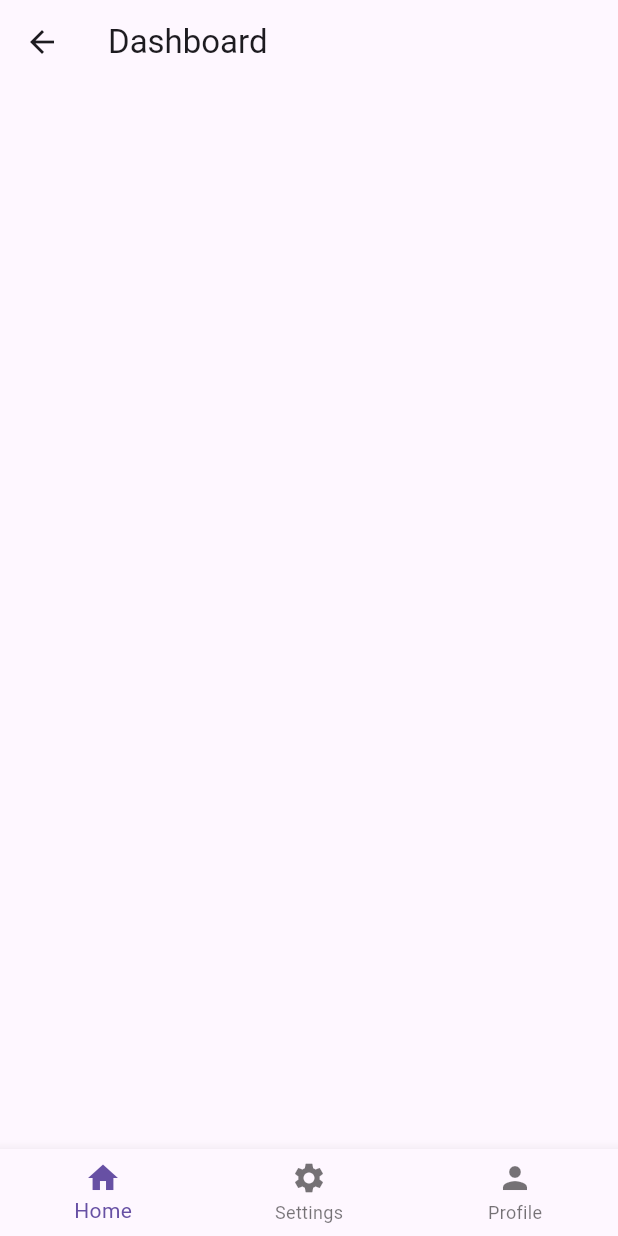
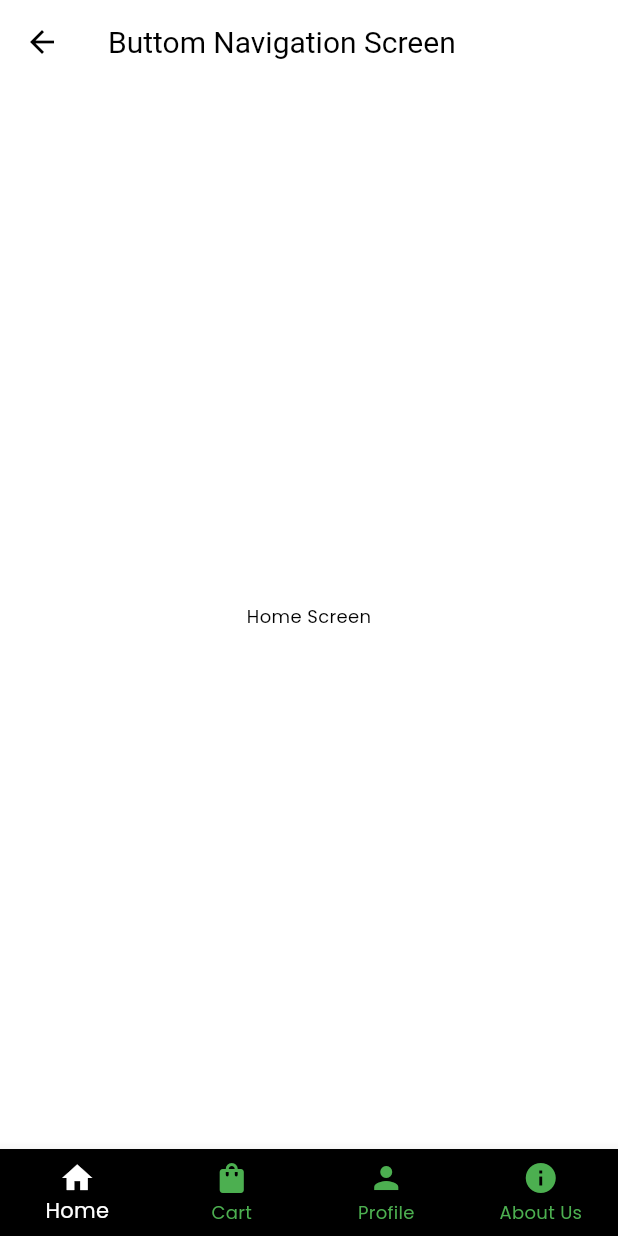
Before and after one commit to KeharSr/lensify-flutter, a Flutter app: the DashboardScreen screen opened directly, on a phone screen of 412 x 824 dp. Run offline on Flutter 3.47's test engine with Material 3 defaults, Android fonts, the phone set to English and light mode, and no system bars; our stand-ins replace lottie.

Commit message:
theme added for every field

```diff
--- a/lib/app/app.dart
+++ b/lib/app/app.dart
@@ -1,5 +1,5 @@
 import 'package:final_assignment/screen/splash_screen.dart';
-// import 'package:final_assignment/screen/splash_screen.dart';
+import 'package:final_assignment/theme/theme_data.dart';
 import 'package:flutter/material.dart';
 
 class App extends StatelessWidget {
@@ -9,7 +9,9 @@ class App extends StatelessWidget {
   Widget build(BuildContext context) {
     return MaterialApp(
       debugShowCheckedModeBanner: false,
-      theme: ThemeData(fontFamily: 'Poppins'),
+      themeMode: ThemeMode.system,
+      theme: KAppTheme.lightTheme,
+      darkTheme: KAppTheme.darkTheme,
       home: const SplashScreen(),
     );
   }
--- a/lib/common_widget/my_button.dart
+++ b/lib/common/widgets/my_button.dart
@@ -21,10 +21,7 @@ class MyButton extends StatelessWidget {
       height: 50,
       child: ElevatedButton(
         style: ElevatedButton.styleFrom(
-          backgroundColor: backgroundColor ?? Theme.of(context).primaryColor,
-          shape: RoundedRectangleBorder(
-            borderRadius: BorderRadius.circular(10.0),
-          ),
+
         ),
         onPressed: onPressed,
         child: Text(
--- /dev/null
+++ b/lib/screen/about_screen.dart
@@ -0,0 +1,10 @@
+import 'package:flutter/material.dart';
+
+class AboutScreen extends StatelessWidget {
+  const AboutScreen({super.key});
+
+  @override
+  Widget build(BuildContext context) {
+    return const Scaffold();
+  }
+}
--- /dev/null
+++ b/lib/screen/add_prescription_screen.dart
@@ -0,0 +1,10 @@
+import 'package:flutter/material.dart';
+
+class AddPrescription extends StatelessWidget {
+  const AddPrescription({super.key});
+
+  @override
+  Widget build(BuildContext context) {
+    return const Scaffold();
+  }
+}
--- /dev/null
+++ b/lib/screen/cart_screen.dart
@@ -0,0 +1,10 @@
+import 'package:flutter/material.dart';
+
+class CartScreen extends StatelessWidget {
+  const CartScreen({super.key});
+
+  @override
+  Widget build(BuildContext context) {
+    return const Scaffold();
+  }
+}
--- a/lib/screen/dashboard_screen.dart
+++ b/lib/screen/dashboard_screen.dart
@@ -1,29 +1,76 @@
+import 'package:final_assignment/screen/about_screen.dart';
+import 'package:final_assignment/screen/cart_screen.dart';
+import 'package:final_assignment/screen/home_screen.dart';
+import 'package:final_assignment/screen/profile_screen.dart';
 import 'package:flutter/material.dart';
 
-class DashboardScreen extends StatelessWidget {
+class DashboardScreen extends StatefulWidget {
   const DashboardScreen({super.key});
 
+  @override
+  State<DashboardScreen> createState() => _DashboardScreenState();
+}
+
+class _DashboardScreenState extends State<DashboardScreen> {
+  int _selectedIndex = 0;
+
+  List<Widget> lstBottomScreen = [
+    const HomeScreen(),
+    const CartScreen(),
+    // const AddPrescription(),
+    const ProfileScreen(),
+    const AboutScreen(),
+  ];
   @override
   Widget build(BuildContext context) {
     return Scaffold(
       appBar: AppBar(
-        title: const Text('Dashboard'),
+        title: const Text('Buttom Navigation Screen'),
       ),
+      body: lstBottomScreen[_selectedIndex],
       bottomNavigationBar: BottomNavigationBar(
-        items: const <BottomNavigationBarItem>[
+        type: BottomNavigationBarType.fixed,
+        items: const [
           BottomNavigationBarItem(
-            icon: Icon(Icons.home),
+            icon: Icon(
+              Icons.home,
+            ),
             label: 'Home',
           ),
           BottomNavigationBarItem(
-            icon: Icon(Icons.settings),
-            label: 'Settings',
+            icon: Icon(
+              Icons.shopping_bag,
+            ),
+            label: 'Cart',
+          ),
+          // BottomNavigationBarItem(
+          //   icon: Icon(
+          //     Icons.add,
+          //   ),
+          //   label: 'Prescription',
+          // ),
+          BottomNavigationBarItem(
+            icon: Icon(
+              Icons.person,
+            ),
+            label: 'Profile',
           ),
           BottomNavigationBarItem(
-            icon: Icon(Icons.person),
-            label: 'Profile',
+            icon: Icon(Icons.info),
+            label: 'About Us',
           ),
         ],
+        backgroundColor: Colors.black,
+        selectedItemColor: Colors.white,
+        unselectedItemColor: Colors.green,
+        currentIndex: _selectedIndex,
+        onTap: (index) {
+          setState(
+            () {
+              _selectedIndex = index;
+            },
+          );
+        },
       ),
     );
   }
--- /dev/null
+++ b/lib/screen/home_screen.dart
@@ -0,0 +1,14 @@
+import 'package:flutter/material.dart';
+
+class HomeScreen extends StatelessWidget {
+  const HomeScreen({super.key});
+
+  @override
+  Widget build(BuildContext context) {
+    return const Scaffold(
+      body: Center(
+        child: Text('Home Screen'),
+      ),
+    );
+  }
+}
--- a/lib/screen/login_screen.dart
+++ b/lib/screen/login_screen.dart
@@ -1,5 +1,5 @@
-import 'package:final_assignment/common_widget/my_button.dart';
-import 'package:final_assignment/common_widget/my_text_form_field.dart';
+import 'package:final_assignment/common/widgets/my_button.dart';
+import 'package:final_assignment/common/widgets/my_text_form_field.dart';
 import 'package:final_assignment/screen/dashboard_screen.dart';
 import 'package:final_assignment/screen/register_screen.dart';
 import 'package:flutter/material.dart';
@@ -155,7 +155,6 @@ class _LoginScreenState extends State<LoginScreen> {
                         backgroundColor:
                             const Color.fromARGB(255, 254, 254, 254),
                         text: "Create Account",
-                        textColor: Colors.black,
                         onPressed: () {
                           Navigator.push(
                             context,
--- /dev/null
+++ b/lib/screen/profile_screen.dart
@@ -0,0 +1,10 @@
+import 'package:flutter/material.dart';
+
+class ProfileScreen extends StatelessWidget {
+  const ProfileScreen({super.key});
+
+  @override
+  Widget build(BuildContext context) {
+    return const Scaffold();
+  }
+}
--- a/lib/screen/register_screen.dart
+++ b/lib/screen/register_screen.dart
@@ -1,8 +1,9 @@
-import 'package:final_assignment/common_widget/my_button.dart';
-import 'package:final_assignment/common_widget/my_text_form_field.dart';
+
+
+import 'package:final_assignment/common/widgets/my_button.dart';
+import 'package:final_assignment/common/widgets/my_text_form_field.dart';
 import 'package:flutter/material.dart';
 
-import 'dashboard_screen.dart';
 import 'login_screen.dart';
 
 class RegistrationScreen extends StatefulWidget {
@@ -144,13 +145,13 @@ class _RegistrationScreenState extends State<RegistrationScreen> {
                         MyTextFormField(
                           controller: _passwordController,
                           labelText: "Password",
-                          prefixIcon: Icons.password,
+                          prefixIcon: Icons.password_sharp,
                           obscureText: _obscureText,
                           validator: (value) {
                             if (value == null || value.isEmpty) {
                               return 'Please enter your password';
                             }
-                            if (value.length < 6) {
+                            if (value.length < 5) {
                               return 'Please enter a valid password';
                             }
                             return null;
@@ -180,7 +181,8 @@ class _RegistrationScreenState extends State<RegistrationScreen> {
                               ),
                             ),
                             const SizedBox(width: 19),
-                            const Text.rich(
+                            const Flexible(
+                              child: Text.rich(
                                 TextSpan(
                                   children: [
                                     TextSpan(
@@ -212,6 +214,7 @@ class _RegistrationScreenState extends State<RegistrationScreen> {
                                   ],
                                 ),
                               ),
+                            ),
                           ],
                         ),
                         const SizedBox(height: 32),
@@ -224,7 +227,7 @@ class _RegistrationScreenState extends State<RegistrationScreen> {
                               Navigator.push(
                                 context,
                                 MaterialPageRoute(
-                                  builder: (context) => const DashboardScreen(),
+                                  builder: (context) => const LoginScreen(),
                                 ),
                               );
                             }
--- /dev/null
+++ b/lib/theme/app_bar_theme.dart
@@ -0,0 +1,25 @@
+import 'package:flutter/material.dart';
+
+class KAppBarTheme {
+  KAppBarTheme._();
+
+  static const lightAppBarTheme = AppBarTheme(
+    elevation: 0,
+    centerTitle: false,
+    backgroundColor: Colors.transparent,
+    surfaceTintColor: Colors.transparent,
+    iconTheme: IconThemeData(color: Colors.black, size: 24),
+    actionsIconTheme: IconThemeData(color: Colors.black, size: 24),
+    titleTextStyle: TextStyle(fontSize: 20, color: Colors.black),
+  );
+
+  static const darkAppBarTheme = AppBarTheme(
+    elevation: 0,
+    centerTitle: false,
+    backgroundColor: Colors.transparent,
+    surfaceTintColor: Colors.transparent,
+    iconTheme: IconThemeData(color: Colors.white, size: 24),
+    actionsIconTheme: IconThemeData(color: Colors.white, size: 24),
+    titleTextStyle: TextStyle(fontSize: 20, color: Colors.white),
+  );
+}
--- /dev/null
+++ b/lib/theme/checkbox_theme.dart
@@ -0,0 +1,40 @@
+import 'package:flutter/material.dart';
+
+class KCheckBoxTheme {
+  KCheckBoxTheme._();
+
+  static CheckboxThemeData lightCheckBoxTheme = CheckboxThemeData(
+    shape: RoundedRectangleBorder(borderRadius: BorderRadius.circular(5.0)),
+    checkColor: MaterialStateProperty.resolveWith((states) {
+      if (states.contains(MaterialState.selected)) {
+        return Colors.white;
+      } else {
+        return Colors.black;
+      }
+    }),
+    fillColor: MaterialStateProperty.resolveWith((states) {
+      if (states.contains(MaterialState.selected)) {
+        return Colors.blue;
+      } else {
+        return Colors.transparent;
+      }
+    }),
+  );
+  static CheckboxThemeData darkCheckBoxTheme = CheckboxThemeData(
+    shape: RoundedRectangleBorder(borderRadius: BorderRadius.circular(5.0)),
+    checkColor: MaterialStateProperty.resolveWith((states) {
+      if (states.contains(MaterialState.selected)) {
+        return Colors.white;
+      } else {
+        return Colors.black;
+      }
+    }),
+    fillColor: MaterialStateProperty.resolveWith((states) {
+      if (states.contains(MaterialState.selected)) {
+        return Colors.blue;
+      } else {
+        return Colors.transparent;
+      }
+    }),
+  );
+}
--- /dev/null
+++ b/lib/theme/chip_theme.dart
@@ -0,0 +1,7 @@
+import 'package:flutter/material.dart';
+
+class KChipTheme {
+  KChipTheme._();
+
+  static ChipThemeData lightChipTheme = const ChipThemeData();
+}
--- /dev/null
+++ b/lib/theme/elevated_button_theme.dart
@@ -0,0 +1,37 @@
+import 'package:flutter/material.dart';
+
+class KElevatedButtonTheme {
+  KElevatedButtonTheme._();
+
+  static final lightElevatedButtonTheme = ElevatedButtonThemeData(
+    style: ElevatedButton.styleFrom(
+      elevation: 0,
+      foregroundColor: Colors.white,
+      backgroundColor: Colors.blue,
+      disabledBackgroundColor: Colors.grey,
+      disabledForegroundColor: Colors.grey,
+      side: const BorderSide(color: Colors.blue),
+      textStyle: const TextStyle(
+          fontSize: 16, color: Colors.white, fontWeight: FontWeight.w600),
+      shape: RoundedRectangleBorder(
+        borderRadius: BorderRadius.circular(10.0),
+      ),
+    ),
+  );
+
+  static final darkElevatedButtonTheme = ElevatedButtonThemeData(
+    style: ElevatedButton.styleFrom(
+      elevation: 0,
+      foregroundColor: Colors.white,
+      backgroundColor: Colors.black,
+      disabledBackgroundColor: Colors.grey,
+      disabledForegroundColor: Colors.grey,
+      side: const BorderSide(color: Colors.blue),
+      textStyle: const TextStyle(
+          fontSize: 16, color: Colors.white, fontWeight: FontWeight.w600),
+      shape: RoundedRectangleBorder(
+        borderRadius: BorderRadius.circular(10.0),
+      ),
+    ),
+  );
+}
--- /dev/null
+++ b/lib/theme/text_field_theme.dart
@@ -0,0 +1,69 @@
+import 'package:flutter/material.dart';
+
+class KTextFieldTheme {
+  KTextFieldTheme._();
+
+  static InputDecorationTheme lightInputDecorationTheme = InputDecorationTheme(
+    errorMaxLines: 3,
+    prefixIconColor: Colors.grey,
+    suffixIconColor: Colors.grey,
+    labelStyle: const TextStyle().copyWith(fontSize: 14, color: Colors.black),
+    hintStyle: const TextStyle().copyWith(fontSize: 14, color: Colors.black),
+    errorStyle:
+        const TextStyle().copyWith(fontSize: 12, fontStyle: FontStyle.normal),
+    floatingLabelStyle:
+        const TextStyle().copyWith(color: Colors.black.withOpacity(0.8)),
+    border: const OutlineInputBorder().copyWith(
+      borderRadius: BorderRadius.circular(14),
+      borderSide: const BorderSide(width: 1, color: Colors.grey),
+    ),
+    enabledBorder: const OutlineInputBorder().copyWith(
+      borderRadius: BorderRadius.circular(14),
+      borderSide: const BorderSide(width: 1, color: Colors.grey),
+    ),
+    focusedBorder: const OutlineInputBorder().copyWith(
+      borderRadius: BorderRadius.circular(14),
+      borderSide: const BorderSide(width: 1, color: Colors.black12),
+    ),
+    errorBorder: const OutlineInputBorder().copyWith(
+      borderRadius: BorderRadius.circular(14),
+      borderSide: const BorderSide(width: 1, color: Colors.red),
+    ),
+    focusedErrorBorder: const OutlineInputBorder().copyWith(
+      borderRadius: BorderRadius.circular(14),
+      borderSide: const BorderSide(width: 1, color: Colors.red),
+    ),
+  );
+
+  static InputDecorationTheme darkInputDecorationTheme = InputDecorationTheme(
+    errorMaxLines: 3,
+    prefixIconColor: Colors.grey,
+    suffixIconColor: Colors.grey,
+    labelStyle: const TextStyle().copyWith(fontSize: 14, color: Colors.white),
+    hintStyle: const TextStyle().copyWith(fontSize: 14, color: Colors.white),
+    errorStyle:
+        const TextStyle().copyWith(fontSize: 12, fontStyle: FontStyle.normal),
+    floatingLabelStyle:
+        const TextStyle().copyWith(color: Colors.white.withOpacity(0.8)),
+    border: const OutlineInputBorder().copyWith(
+      borderRadius: BorderRadius.circular(14),
+      borderSide: const BorderSide(width: 1, color: Colors.grey),
+    ),
+    enabledBorder: const OutlineInputBorder().copyWith(
+      borderRadius: BorderRadius.circular(14),
+      borderSide: const BorderSide(width: 1, color: Colors.grey),
+    ),
+    focusedBorder: const OutlineInputBorder().copyWith(
+      borderRadius: BorderRadius.circular(14),
+      borderSide: const BorderSide(width: 1, color: Colors.white12),
+    ),
+    errorBorder: const OutlineInputBorder().copyWith(
+      borderRadius: BorderRadius.circular(14),
+      borderSide: const BorderSide(width: 1, color: Colors.red),
+    ),
+    focusedErrorBorder: const OutlineInputBorder().copyWith(
+      borderRadius: BorderRadius.circular(14),
+      borderSide: const BorderSide(width: 1, color: Colors.red),
+    ),
+  );
+}
--- /dev/null
+++ b/lib/theme/text_theme.dart
@@ -0,0 +1,42 @@
+import 'package:flutter/material.dart';
+
+class KTextTheme {
+  KTextTheme._();
+
+  static TextTheme lightTextTheme = TextTheme(
+    headlineLarge: const TextStyle().copyWith(fontSize: 32.0, fontWeight: FontWeight.bold, color: Colors.black),
+    headlineMedium: const TextStyle().copyWith(fontSize: 25.0, fontWeight: FontWeight.w500, color: Colors.black),
+    headlineSmall:  const TextStyle().copyWith(fontSize: 18.0, fontWeight: FontWeight.w500, color: Colors.black),
+
+    titleLarge: const TextStyle().copyWith(fontSize: 15.0, fontWeight: FontWeight.w600, color: Colors.black),
+    titleMedium: const TextStyle().copyWith(fontSize: 12.0, fontWeight: FontWeight.w500, color: Colors.black),
+    titleSmall:  const TextStyle().copyWith(fontSize: 10.0, fontWeight: FontWeight.w400, color: Colors.black),
+
+    bodyLarge: const TextStyle().copyWith(fontSize: 14.0, fontWeight: FontWeight.w400, color: Colors.black),
+    bodyMedium: const TextStyle().copyWith(fontSize: 12.0, fontWeight: FontWeight.normal, color: Colors.black),
+    bodySmall:  const TextStyle().copyWith(fontSize: 10.0, fontWeight: FontWeight.w500, color: Colors.black.withOpacity(0.5)),
+
+    labelLarge: const TextStyle().copyWith(fontSize: 12.0, fontWeight: FontWeight.normal, color: Colors.black),
+    labelMedium: const TextStyle().copyWith(fontSize: 10.0, fontWeight: FontWeight.normal, color: Colors.black.withOpacity(0.5)),
+  );
+
+
+  static TextTheme darkTextTheme =  TextTheme(
+    headlineLarge: const TextStyle().copyWith(fontSize: 32.0, fontWeight: FontWeight.bold, color: Colors.white),
+    headlineMedium: const TextStyle().copyWith(fontSize: 25.0, fontWeight: FontWeight.w500, color: Colors.white),
+    headlineSmall:  const TextStyle().copyWith(fontSize: 18.0, fontWeight: FontWeight.w500, color: Colors.white),
+
+    titleLarge: const TextStyle().copyWith(fontSize: 15.0, fontWeight: FontWeight.w600, color: Colors.white),
+    titleMedium: const TextStyle().copyWith(fontSize: 12.0, fontWeight: FontWeight.w500, color: Colors.white),
+    titleSmall:  const TextStyle().copyWith(fontSize: 10.0, fontWeight: FontWeight.w400, color: Colors.white),
+
+    bodyLarge: const TextStyle().copyWith(fontSize: 14.0, fontWeight: FontWeight.w400, color: Colors.white),
+    bodyMedium: const TextStyle().copyWith(fontSize: 12.0, fontWeight: FontWeight.normal, color: Colors.white),
+    bodySmall:  const TextStyle().copyWith(fontSize: 10.0, fontWeight: FontWeight.w500, color: Colors.white.withOpacity(0.5)),
+
+    labelLarge: const TextStyle().copyWith(fontSize: 12.0, fontWeight: FontWeight.normal, color: Colors.white),
+    labelMedium: const TextStyle().copyWith(fontSize: 10.0, fontWeight: FontWeight.normal, color: Colors.white.withOpacity(0.5)),
+  );
+
+
+}
--- /dev/null
+++ b/lib/theme/theme_data.dart
@@ -0,0 +1,30 @@
+import 'package:final_assignment/theme/app_bar_theme.dart';
+import 'package:final_assignment/theme/elevated_button_theme.dart';
+import 'package:final_assignment/theme/text_field_theme.dart';
+import 'package:final_assignment/theme/text_theme.dart';
+import 'package:flutter/material.dart';
+
+class KAppTheme {
+  KAppTheme._();
+
+  static ThemeData lightTheme = ThemeData(
+    useMaterial3: true,
+    fontFamily: 'Poppins',
+    brightness: Brightness.light,
+    scaffoldBackgroundColor: Colors.white,
+    textTheme: KTextTheme.lightTextTheme,
+    elevatedButtonTheme: KElevatedButtonTheme.lightElevatedButtonTheme,
+    appBarTheme: KAppBarTheme.lightAppBarTheme,
+    inputDecorationTheme: KTextFieldTheme.lightInputDecorationTheme,
+  );
+  static ThemeData darkTheme = ThemeData(
+    useMaterial3: true,
+    fontFamily: 'Poppins',
+    brightness: Brightness.dark,
+    scaffoldBackgroundColor: Colors.black,
+    textTheme: KTextTheme.darkTextTheme,
+    elevatedButtonTheme: KElevatedButtonTheme.darkElevatedButtonTheme,
+    appBarTheme: KAppBarTheme.darkAppBarTheme,
+    inputDecorationTheme: KTextFieldTheme.darkInputDecorationTheme,
+  );
+}
--- a/pubspec.yaml
+++ b/pubspec.yaml
@@ -36,6 +36,7 @@ dependencies:
   # Use with the CupertinoIcons class for iOS style icons.
   cupertino_icons: ^1.0.6
   lottie: ^3.1.1
+  font_awesome_flutter: ^10.7.0
   # email_validator: ^2.0.1
 
 dev_dependencies:
@@ -82,7 +83,7 @@ flutter:
   # list giving the asset and other descriptors for the font. For
   # example:
   fonts:
-    - family:
+    - family: Poppins
       fonts:
         - asset: assets/fonts/Poppins-Light.ttf
           weight: 300
```
Also changed, not shown: lib/common/widgets/my_text_form_field.dart (renamed from lib/common_widget/my_text_form_field.dart), pubspec.lock. Lines whose indentation alone changed are shown as unchanged.
